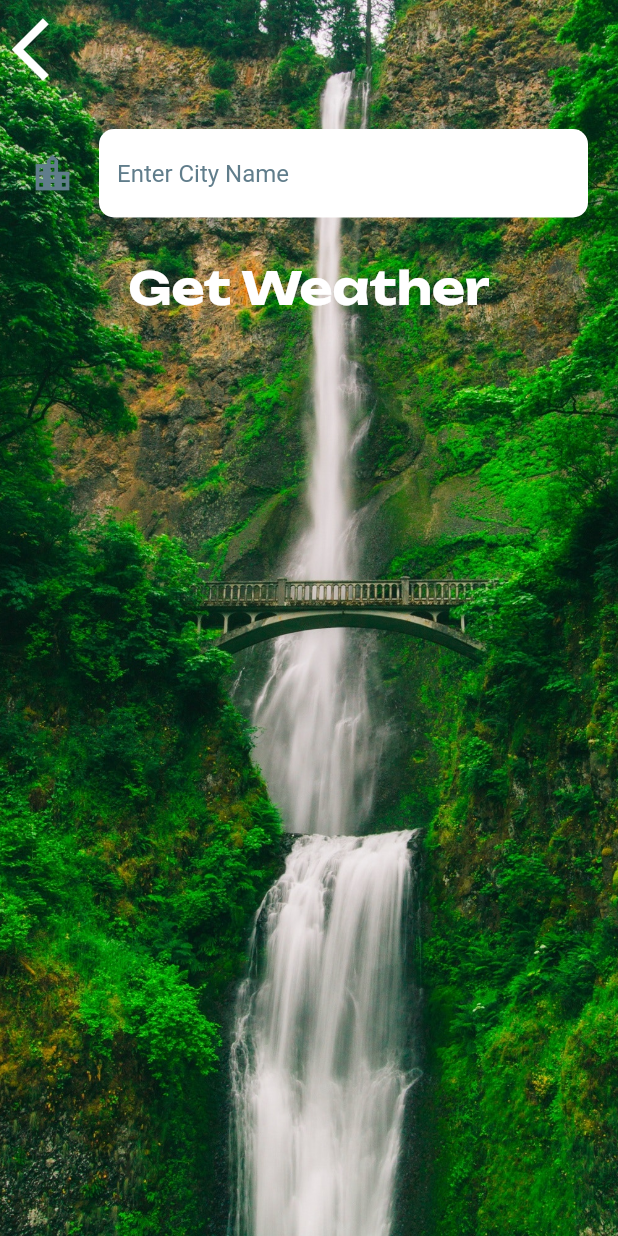
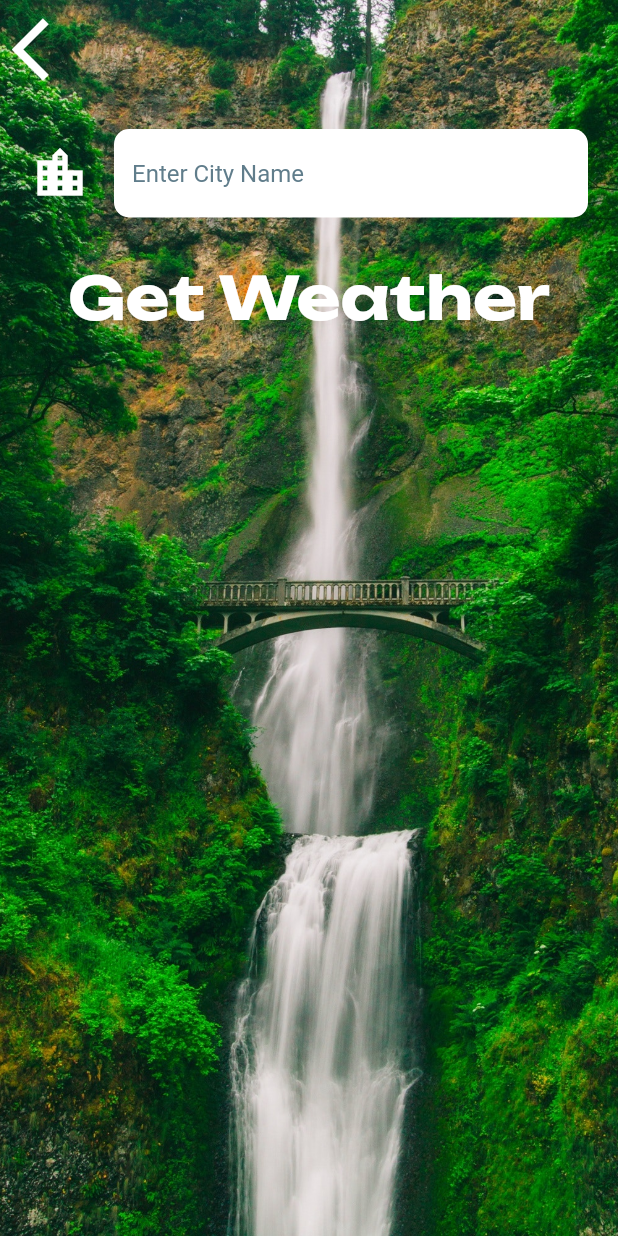
Before and after one commit to samridhi07/clima, a Flutter app: the CityScreen screen opened directly, on a phone screen of 412 x 824 dp. Run offline on Flutter 3.47's test engine with Material 2 defaults, Android fonts, the phone set to English and light mode, and no system bars; our stand-ins replace flutter_spinkit, geolocator; network calls fail.

Commit message:
changes done

```diff
--- a/lib/utilities/constants.dart
+++ b/lib/utilities/constants.dart
@@ -13,12 +13,12 @@ const kMessageTextStyle = TextStyle(
 const kButtonTextStyle = TextStyle(
   color: Colors.white,
   fontWeight: FontWeight.bold,
-  fontSize: 30.0,
+  fontSize: 40.0,
   fontFamily: 'Unbounded',
 );
 
 const kConditionTextStyle = TextStyle(
-  fontSize: 100.0,
+  fontSize: 75.0,
 );
 
 const kTextFieldInputDecoration = InputDecoration(
@@ -26,8 +26,8 @@ const kTextFieldInputDecoration = InputDecoration(
   fillColor: Colors.white,
   icon: Icon(
     Icons.location_city,
-    color: Colors.blueGrey,
-    size: 30.0,
+    color: Colors.white,
+    size: 40.0,
   ),
   hintText: 'Enter City Name',
   hintStyle: TextStyle(
```
